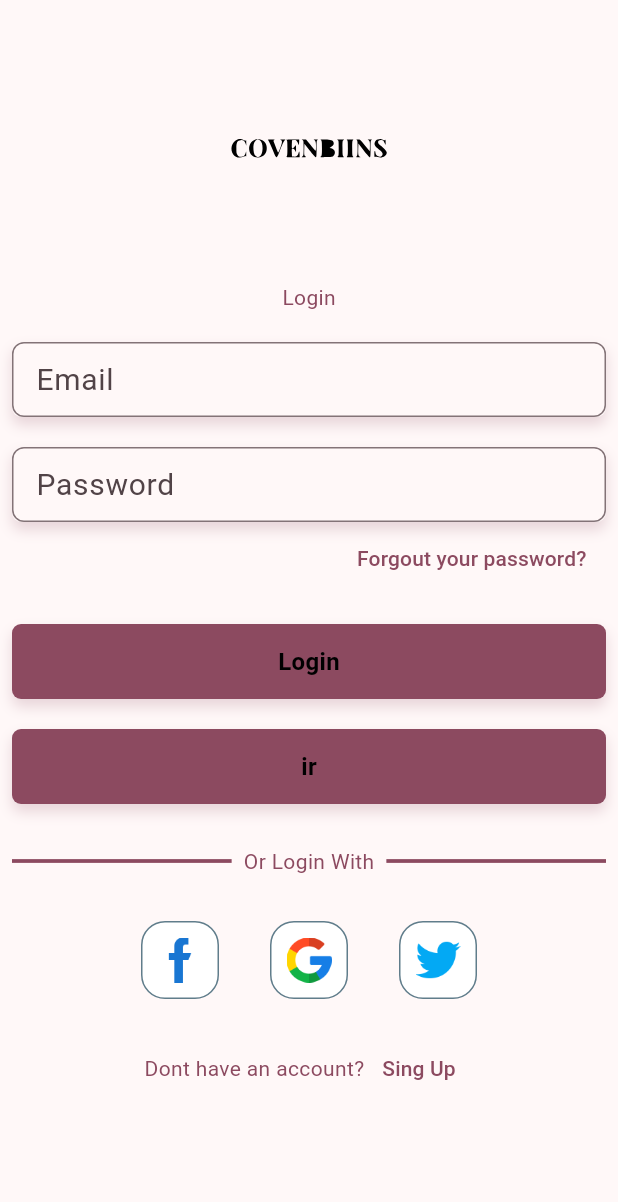
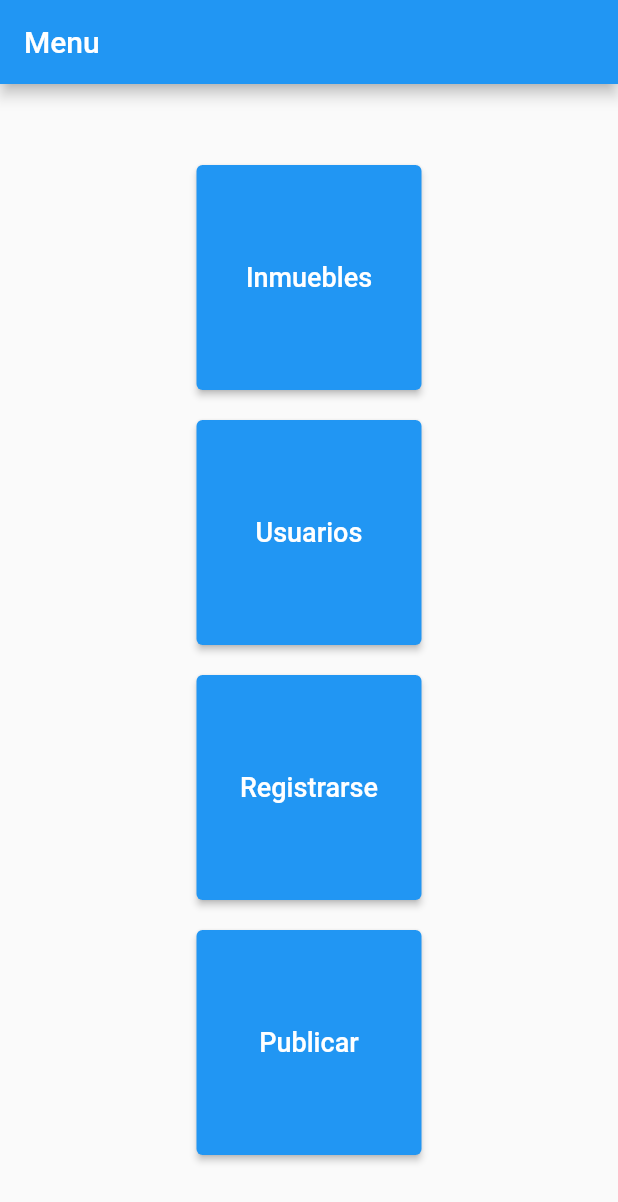
Before and after one commit to Upegui2005/CRUD_Flutter_Covenbiins, a Flutter app: the screen it shows after launch, on a phone screen of 412 x 824 dp. Shown: the top 1202 px of the screen. Run offline on Flutter 3.47's test engine with Material 2 defaults, Android fonts, the phone set to English and light mode, and no system bars; our stand-ins replace bloc, equatable, faker, flutter_bloc, flutter_svg, go_router and 1 more; missing offline and left inert: dart:ffi, mongo_dart; Roboto replaces fonts that are missing (Odin Rounded); statements that could not run were skipped; project files that could hold a hidden picture were left out.

Commit message:
Dia de mierda 2.0

```diff
--- a/lib/app/config/router/app_router.dart
+++ b/lib/app/config/router/app_router.dart
@@ -1,14 +1,14 @@
+import 'package:covenbiins_2/app/presentation/views/menu/menu_view.dart';
 import 'package:go_router/go_router.dart';
 
 import '../../presentation/views/forgot_password/forgot_ password_view.dart';
-import '../../presentation/views/home/home_view.dart';
 import '../../presentation/views/login/login_view.dart';
 import '../../presentation/views/register/register_view.dart';
 
 final appRouter = GoRouter(
   routes: [
     GoRoute(
-      path: '/',
+      path: '/login',
       name: LoginView.name,
       builder: (context, state) => LoginView(),
     ),
@@ -22,5 +22,10 @@ final appRouter = GoRouter(
         name: ForgotPasswordView.name,
         builder: (context, state) => ForgotPasswordView()
     ),
+    GoRoute(
+        path: '/',
+        name: MenuView.name,
+        builder: (context, state) => MenuView()
+    ),
   ],
 );
--- a/lib/app/presentation/bloc/auth/auth_bloc.dart
+++ b/lib/app/presentation/bloc/auth/auth_bloc.dart
@@ -1,4 +1,3 @@
-import 'dart:async';
 
 import 'package:bloc/bloc.dart';
 import 'package:equatable/equatable.dart';
--- /dev/null
+++ b/lib/app/presentation/views/menu/menu_view.dart
@@ -0,0 +1,77 @@
+import 'package:covenbiins_2/app/presentation/views/publicar/publicar_view.dart';
+import 'package:flutter/material.dart';
+
+import '../home/home_view.dart';
+import '../register/register_view.dart';
+
+class MenuView extends StatelessWidget {
+  static const String name = 'menu_view';
+  const MenuView({super.key});
+
+  @override
+  Widget build(BuildContext context) {
+    return MaterialApp(
+      home: Scaffold(
+        appBar: AppBar(
+          title: Text('Menu'),
+        ),
+        body: Center(
+          child: Column(
+            mainAxisAlignment: MainAxisAlignment.center,
+            children: <Widget>[
+              BotonCuadrado(
+                  texto: 'Inmuebles',
+                  onPressed: () {},
+              ),
+              SizedBox(height: 20),
+              BotonCuadrado(
+                texto: 'Usuarios',
+                onPressed: (){
+                  Navigator.push(context, MaterialPageRoute(builder: (context) => HomeView()));
+                },
+              ),
+              SizedBox(height: 20),
+              BotonCuadrado(
+                texto: 'Registrarse',
+                onPressed: () {
+                  Navigator.push(context, MaterialPageRoute(builder: (context) => RegisterView()));
+                },
+              ),
+              SizedBox(height: 20),
+              BotonCuadrado(
+                texto: 'Publicar',
+                onPressed: () {
+                  Navigator.push(context, MaterialPageRoute(builder: (context) => PublicarView()));
+                },
+              )
+            ],
+          ),
+        ),
+      ),
+    );
+  }
+}
+
+class BotonCuadrado extends StatelessWidget{
+  final String texto;
+
+  final VoidCallback? onPressed;
+
+  BotonCuadrado({required, required this.texto, required this.onPressed});
+
+  @override
+  Widget build(BuildContext context) {
+    return Container(
+      width: 150,
+      height: 150,
+      child: ElevatedButton(
+        onPressed: onPressed,
+        child: Text(
+          texto,
+          style: const TextStyle(fontSize: 18),
+        ),
+      ),
+    );
+  }
+
+}
--- a/lib/app/presentation/views/register/register_view.dart
+++ b/lib/app/presentation/views/register/register_view.dart
@@ -1,4 +1,5 @@
 import 'package:covenbiins_2/Mongo_Db_Model.dart';
+import 'package:covenbiins_2/app/presentation/views/menu/menu_view.dart';
 import 'package:covenbiins_2/app/presentation/views/register/widgets/my_check_box.dart';
 import 'package:covenbiins_2/dbHelper/mondodb.dart';
 import 'package:faker/faker.dart';
@@ -106,6 +107,7 @@ class _RegisterViewState extends State<RegisterView> {
                       }
                       else{
                         _registarData(emailAddress.text,visiblePassword.text);
+                        Navigator.push(context, MaterialPageRoute(builder: (context) => MenuView()));
                       }
                     },
                   ),
--- a/lib/dbHelper/constant.dart
+++ b/lib/dbHelper/constant.dart
@@ -1,2 +1,3 @@
 const MONGO_CONN_URL = "mongodb+srv://emmaupegui2005:s44qOfHko47oI5qZ@clusteradsoficha2557466.hbpe9cs.mongodb.net/Prueba?retryWrites=true&w=majority";
 const USER_COLLECTION = "Usuarios";
+const USER_COLLECTION_DOS = "Inmuebles";
```
Also changed, not shown: lib/Mongo_Db_Model.dart (+30 -1 lines), lib/app/presentation/views/publicar/publicar_view.dart (added, +84 -0 lines), lib/dbHelper/mondodb.dart (+30 -5 lines).
